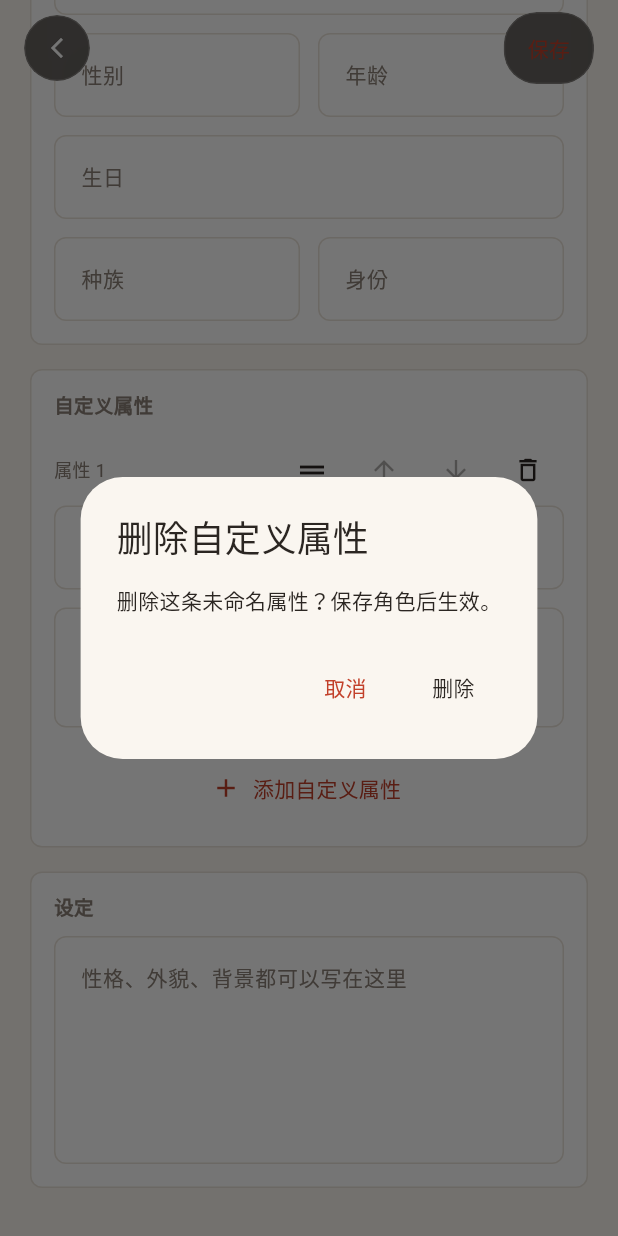
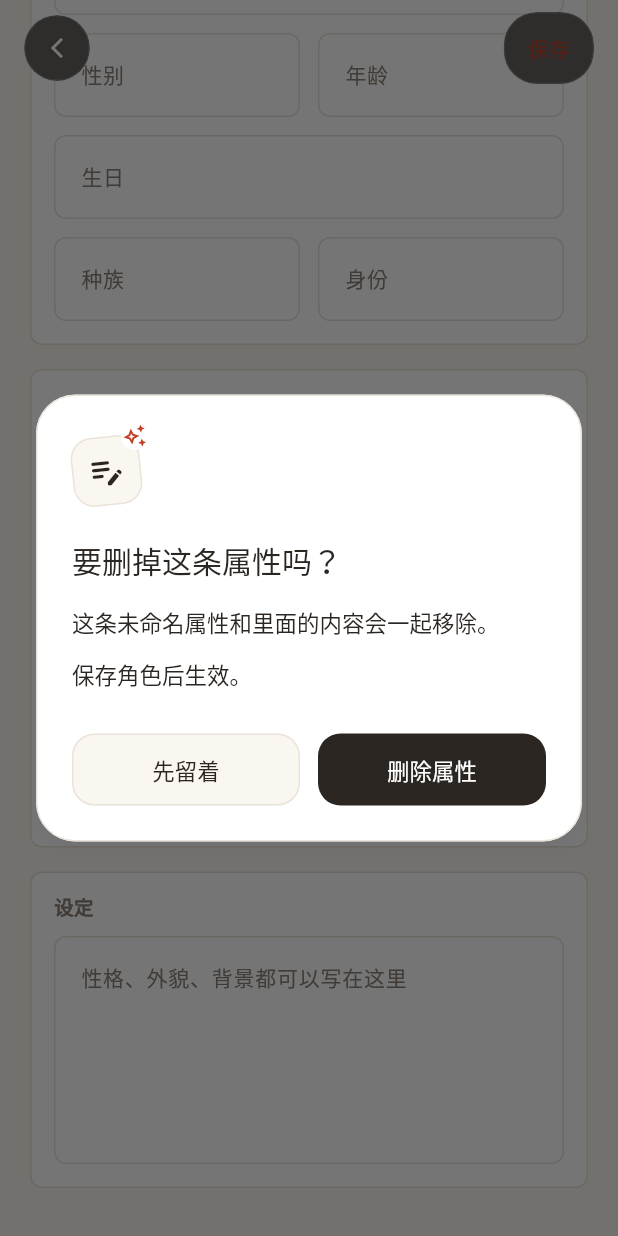
Before and after one commit to SNTopdsddsad/ochome, a Flutter app: the RoleCreatePage screen opened directly, after a tap on "添加自定义属性", after a tap on the "delete outline" icon, on a phone screen of 412 x 824 dp. Run offline on Flutter 3.47's test engine with Material 3 defaults, Android fonts, the phone set to English and light mode, and no system bars; our stand-ins replace drift, drift_flutter, flutter_riverpod, image_picker, photo_view, riverpod_annotation; missing offline and left inert: sqlite3; accounts and stored records are empty; generated files the repository leaves out were written again.

Commit message:
应用: 增加可复用的创作便笺确认弹窗

```diff
--- a/lib/pages/backup_restore_page.dart
+++ b/lib/pages/backup_restore_page.dart
@@ -10,6 +10,7 @@ import '../data/services/icloud_backup_service.dart';
 import '../data/services/icloud_container.dart';
 import '../data/services/restore_progress.dart';
 import '../theme/zaidang_tokens.dart';
+import '../widgets/zaidang_confirm_dialog.dart';
 
 /// 手动备份 / 恢复。非 Apple 平台只展示不可用说明。
 class BackupRestorePage extends ConsumerStatefulWidget {
@@ -152,9 +153,8 @@ class _BackupRestorePageState extends ConsumerState<BackupRestorePage> {
           )
           .timeout(
             const Duration(minutes: 20),
-            onTimeout: () => throw const RestoreFailedException(
-              '恢复超时。请检查网络后重试',
-            ),
+            onTimeout: () =>
+                throw const RestoreFailedException('恢复超时。请检查网络后重试'),
           );
       inspection = null;
       if (mounted) {
@@ -209,28 +209,16 @@ class _BackupRestorePageState extends ConsumerState<BackupRestorePage> {
     }
   }
 
-  Future<bool?> _confirmRestore() {
-    final tokens = ZaidangTokens.of(context);
-    return showDialog<bool>(
+  Future<bool> _confirmRestore() {
+    return showZaidangConfirmDialog(
       context: context,
-      builder: (context) {
-        return AlertDialog(
-          title: const Text('覆盖本机数据？'),
-          content: const Text('将用 iCloud 备份替换本机的角色、设定历史和立绘，此操作无法撤销。'),
-          actions: [
-            TextButton(
-              onPressed: () => Navigator.of(context).pop(false),
-              style: TextButton.styleFrom(foregroundColor: tokens.ink),
-              child: const Text('取消'),
-            ),
-            TextButton(
-              onPressed: () => Navigator.of(context).pop(true),
-              style: TextButton.styleFrom(foregroundColor: tokens.ink),
-              child: const Text('覆盖恢复'),
-            ),
-          ],
-        );
-      },
+      title: '用云端备份替换本机内容？',
+      body: '本机的角色资料、设定历史和立绘都会被 iCloud 备份替换。',
+      consequence: '这次替换无法撤销。',
+      cancelLabel: '先不恢复',
+      cancelSemanticLabel: '先不恢复，保留本机内容',
+      confirmLabel: '覆盖恢复',
+      showSparkle: false,
     );
   }
 
--- a/lib/pages/role_create_page.dart
+++ b/lib/pages/role_create_page.dart
@@ -11,6 +11,7 @@ import '../data/providers/role_repository_provider.dart';
 import '../data/services/cover_image_picker.dart';
 import '../theme/zaidang_tokens.dart';
 import '../widgets/cover_file_view.dart';
+import '../widgets/zaidang_confirm_dialog.dart';
 import 'cover_preview_page.dart';
 import 'role_desc_history_page.dart';
 
@@ -496,27 +497,15 @@ class _RoleCreatePageState extends ConsumerState<RoleCreatePage> {
 
   Future<void> _removeAttribute(_CustomAttributeDraft attribute) async {
     if (_saving || !_attributes.contains(attribute)) return;
-    final tokens = ZaidangTokens.of(context);
     final name = attribute.name.text.trim();
-    final remove = await showDialog<bool>(
+    final remove = await showZaidangConfirmDialog(
       context: context,
-      builder: (context) => AlertDialog(
-        title: const Text('删除自定义属性'),
-        content: Text(
-          name.isEmpty ? '删除这条未命名属性？保存角色后生效。' : '删除“$name”？保存角色后生效。',
-        ),
-        actions: [
-          TextButton(
-            onPressed: () => Navigator.pop(context, false),
-            child: const Text('取消'),
-          ),
-          TextButton(
-            onPressed: () => Navigator.pop(context, true),
-            style: TextButton.styleFrom(foregroundColor: tokens.ink),
-            child: const Text('删除'),
-          ),
-        ],
-      ),
+      title: '要删掉这条属性吗？',
+      body: name.isEmpty ? '这条未命名属性和里面的内容会一起移除。' : '「$name」和里面的内容会一起移除。',
+      consequence: '保存角色后生效。',
+      cancelLabel: '先留着',
+      cancelSemanticLabel: '先留着，保留这条属性',
+      confirmLabel: '删除属性',
     );
     if (remove != true ||
         !mounted ||
--- a/lib/pages/role_desc_history_page.dart
+++ b/lib/pages/role_desc_history_page.dart
@@ -5,6 +5,7 @@ import '../data/models/role_desc_revision.dart';
 import '../data/providers/role_desc_revisions_provider.dart';
 import '../data/providers/role_repository_provider.dart';
 import '../theme/zaidang_tokens.dart';
+import '../widgets/zaidang_confirm_dialog.dart';
 
 /// 单个角色的设定修订列表。点某一版可回看全文并恢复。
 class RoleDescHistoryPage extends ConsumerWidget {
@@ -36,7 +37,8 @@ class RoleDescHistoryPage extends ConsumerWidget {
               return _RevisionTile(
                 revision: items[index],
                 isCurrent: index == 0,
-                onOpen: () => _openRevision(context, ref, items[index], index == 0),
+                onOpen: () =>
+                    _openRevision(context, ref, items[index], index == 0),
               );
             },
           );
@@ -96,27 +98,14 @@ class RoleDescHistoryPage extends ConsumerWidget {
     WidgetRef ref,
     RoleDescRevision revision,
   ) async {
-    final tokens = ZaidangTokens.of(context);
-    final confirmed = await showDialog<bool>(
+    final confirmed = await showZaidangConfirmDialog(
       context: context,
-      builder: (dialogContext) {
-        return AlertDialog(
-          backgroundColor: tokens.surface,
-          title: const Text('恢复这一版设定？'),
-          content: const Text('会立刻替换当前设定。现在的内容会留在修改历史里。'),
-          actions: [
-            TextButton(
-              onPressed: () => Navigator.of(dialogContext).pop(false),
-              child: const Text('取消'),
-            ),
-            TextButton(
-              style: TextButton.styleFrom(foregroundColor: tokens.ink),
-              onPressed: () => Navigator.of(dialogContext).pop(true),
-              child: const Text('恢复'),
-            ),
-          ],
-        );
-      },
+      title: '换回这一版设定吗？',
+      body: '将立即换回 ${_formatTime(revision.createdAt)} 的设定。还没保存的设定修改会丢失。',
+      consequence: '已经存下的修改历史会保留。',
+      cancelLabel: '先不换',
+      cancelSemanticLabel: '先不换，取消恢复设定',
+      confirmLabel: '恢复此版',
     );
     if (confirmed != true || !context.mounted) {
       return;
@@ -130,9 +119,8 @@ class RoleDescHistoryPage extends ConsumerWidget {
       }
     } catch (error) {
       if (context.mounted) {
-        ScaffoldMessenger.of(
-          context,
-        ).showSnackBar(SnackBar(content: Text('恢复失败：$error')));
+        ScaffoldMessenger.of(context)
+            .showSnackBar(SnackBar(content: Text('恢复失败：$error')));
       }
     }
   }
--- a/lib/theme/zaidang_theme.dart
+++ b/lib/theme/zaidang_theme.dart
@@ -40,6 +40,16 @@ ThemeData zaidangTheme(ZaidangTokens tokens, {required Brightness brightness}) {
       color: tokens.border,
       space: 1,
       thickness: 1,
+    ),
+    dialogTheme: DialogThemeData(
+      backgroundColor: tokens.surface,
+      surfaceTintColor: Colors.transparent,
+      elevation: 4,
+      shadowColor: scheme.shadow.withValues(alpha: 0.12),
+      shape: RoundedRectangleBorder(
+        borderRadius: BorderRadius.circular(26),
+        side: BorderSide(color: tokens.border),
+      ),
     ),
     floatingActionButtonTheme: FloatingActionButtonThemeData(
       backgroundColor: tokens.accent,
--- /dev/null
+++ b/lib/widgets/zaidang_confirm_dialog.dart
@@ -0,0 +1,337 @@
+import 'dart:math' as math;
+
+import 'package:flutter/material.dart';
+
+import '../theme/zaidang_tokens.dart';
+
+/// 显示创作便笺确认框。只有明确点击主操作才返回 true。
+Future<bool> showZaidangConfirmDialog({
+  required BuildContext context,
+  required String title,
+  required String body,
+  required String consequence,
+  required String confirmLabel,
+  String cancelLabel = '取消',
+  String? cancelSemanticLabel,
+  bool showSparkle = true,
+}) async {
+  final confirmed = await showDialog<bool>(
+    context: context,
+    requestFocus: true,
+    traversalEdgeBehavior: TraversalEdgeBehavior.closedLoop,
+    animationStyle: MediaQuery.disableAnimationsOf(context)
+        ? AnimationStyle.noAnimation
+        : const AnimationStyle(duration: Duration(milliseconds: 180)),
+    builder: (context) => ZaidangConfirmDialog(
+      title: title,
+      body: body,
+      consequence: consequence,
+      confirmLabel: confirmLabel,
+      cancelLabel: cancelLabel,
+      cancelSemanticLabel: cancelSemanticLabel,
+      showSparkle: showSparkle,
+    ),
+  );
+  return confirmed ?? false;
+}
+
+/// 可独立用于 [showDialog] 的创作便笺；业务操作由调用方在确认后执行。
+class ZaidangConfirmDialog extends StatefulWidget {
+  const ZaidangConfirmDialog({
+    super.key,
+    required this.title,
+    required this.body,
+    required this.consequence,
+    required this.confirmLabel,
+    this.cancelLabel = '取消',
+    this.cancelSemanticLabel,
+    this.showSparkle = true,
+  });
+
+  final String title;
+  final String body;
+  final String consequence;
+  final String confirmLabel;
+  final String cancelLabel;
+  final String? cancelSemanticLabel;
+  final bool showSparkle;
+
+  @override
+  State<ZaidangConfirmDialog> createState() => _ZaidangConfirmDialogState();
+}
+
+class _ZaidangConfirmDialogState extends State<ZaidangConfirmDialog> {
+  bool _resolved = false;
+
+  void _resolve(bool confirmed) {
+    // A second tap during the exit transition must not pop the caller's page.
+    if (_resolved || ModalRoute.of(context)?.isCurrent == false) return;
+    _resolved = true;
+    Navigator.of(context).pop<bool>(confirmed);
+  }
+
+  @override
+  Widget build(BuildContext context) {
+    final tokens = ZaidangTokens.of(context);
+    final theme = Theme.of(context);
+    final bodyStyle = theme.textTheme.bodyMedium!.copyWith(
+      color: tokens.ink,
+      fontSize: 15,
+      fontWeight: FontWeight.w400,
+      height: 1.8,
+      letterSpacing: 0,
+    );
+    final actionStyle = theme.textTheme.labelLarge!.copyWith(
+      fontSize: 15,
+      fontWeight: FontWeight.w500,
+      height: 1.5,
+      letterSpacing: 0,
+    );
+    final inset = MediaQuery.sizeOf(context).width < 320 ? 16.0 : 24.0;
+
+    return Dialog(
+      key: const Key('zaidang-confirm-dialog'),
+      backgroundColor: tokens.surface,
+      surfaceTintColor: Colors.transparent,
+      elevation: 4,
+      shadowColor: theme.colorScheme.shadow.withValues(alpha: 0.12),
+      shape: RoundedRectangleBorder(
+        borderRadius: BorderRadius.circular(26),
+        side: BorderSide(color: tokens.border),
+      ),
+      constraints: const BoxConstraints(maxWidth: 380),
+      insetPadding: EdgeInsets.all(inset),
+      insetAnimationDuration: MediaQuery.disableAnimationsOf(context)
+          ? Duration.zero
+          : const Duration(milliseconds: 100),
+      clipBehavior: Clip.antiAlias,
+      child: SizedBox(
+        width: 380,
+        child: LayoutBuilder(
+          builder: (context, constraints) {
+            final padding = constraints.maxWidth < 300 ? 20.0 : 24.0;
+            final contentWidth = math.max(
+              1.0,
+              constraints.maxWidth - padding * 2,
+            );
+            final textScaler = MediaQuery.textScalerOf(context);
+            final direction = Directionality.of(context);
+
+            Size labelSize(String label, double width) {
+              final painter = TextPainter(
+                text: TextSpan(text: label, style: actionStyle),
+                textDirection: direction,
+                textScaler: textScaler,
+              )..layout(maxWidth: math.max(1.0, width));
+              final size = painter.size;
+              painter.dispose();
+              return size;
+            }
+
+            final halfLabelWidth = (contentWidth - 12) / 2 - 24;
+            final stackActions =
+                labelSize(widget.cancelLabel, double.infinity).width >
+                    halfLabelWidth ||
+                labelSize(widget.confirmLabel, double.infinity).width >
+                    halfLabelWidth;
+            final buttonWidth = stackActions
+                ? contentWidth
+                : (contentWidth - 12) / 2;
+            double buttonHeight(String label) =>
+                math.max(48, labelSize(label, buttonWidth - 24).height + 24);
+            final cancelHeight = buttonHeight(widget.cancelLabel);
+            final confirmHeight = buttonHeight(widget.confirmLabel);
+            final actionsHeight = stackActions
+                ? cancelHeight + confirmHeight + 12
+                : math.max(cancelHeight, confirmHeight);
+            final actions = _buildActions(
+              tokens,
+              actionStyle,
+              stackActions: stackActions,
+            );
+            final content = Column(
+              mainAxisSize: MainAxisSize.min,
+              crossAxisAlignment: CrossAxisAlignment.start,
+              children: [
+                _NotebookMark(showSparkle: widget.showSparkle),
+                const SizedBox(height: 22),
+                Semantics(
+                  namesRoute: true,
+                  header: true,
+                  child: Text(
+                    widget.title,
+                    style: theme.textTheme.titleLarge!.copyWith(
+                      color: tokens.ink,
+                      fontSize: 20,
+                      fontWeight: FontWeight.w500,
+                      height: 1.5,
+                      letterSpacing: 0,
+                    ),
+                  ),
+                ),
+                const SizedBox(height: 12),
+                Text(widget.body, style: bodyStyle),
+                const SizedBox(height: 8),
+                Text(widget.consequence, style: bodyStyle),
+              ],
+            );
+
+            // Keep actions visible with long copy. On exceptionally short
+            // windows or huge button labels, let the whole sheet scroll so
+            // neither the text nor the actions are clipped or unreachable.
+            final scrollWholeSheet =
+                constraints.maxHeight < actionsHeight + padding * 2 + 126;
+            if (scrollWholeSheet) {
+              return SingleChildScrollView(
+                padding: EdgeInsets.fromLTRB(padding, 28, padding, padding),
+                child: Column(
+                  mainAxisSize: MainAxisSize.min,
+                  crossAxisAlignment: CrossAxisAlignment.stretch,
+                  children: [content, const SizedBox(height: 26), actions],
+                ),
+              );
+            }
+            return Padding(
+              // The rotated notebook extends above and to the left of its
+              // layout box. Put those gutters inside the scroll viewport.
+              padding: EdgeInsets.fromLTRB(
+                padding - 4,
+                18,
+                padding - 4,
+                padding,
+              ),
+              child: Column(
+                mainAxisSize: MainAxisSize.min,
+                crossAxisAlignment: CrossAxisAlignment.stretch,
+                children: [
+                  Flexible(
+                    child: SingleChildScrollView(
+                      padding: const EdgeInsets.fromLTRB(4, 10, 4, 0),
+                      child: content,
+                    ),
+                  ),
+                  const SizedBox(height: 26),
+                  Padding(
+                    padding: const EdgeInsets.symmetric(horizontal: 4),
+                    child: actions,
+                  ),
+                ],
+              ),
+            );
+          },
+        ),
+      ),
+    );
+  }
+
+  Widget _buildActions(
+    ZaidangTokens tokens,
+    TextStyle textStyle, {
+    required bool stackActions,
+  }) {
+    final shape = RoundedRectangleBorder(
+      borderRadius: BorderRadius.circular(15),
+    );
+    final cancel = TextButton(
+      key: const Key('zaidang-confirm-cancel'),
+      autofocus: true,
+      onPressed: () => _resolve(false),
+      style: TextButton.styleFrom(
+        foregroundColor: tokens.ink,
+        backgroundColor: tokens.bg,
+        side: BorderSide(color: tokens.border),
+        shape: shape,
+        minimumSize: const Size(0, 48),
+        padding: const EdgeInsets.all(12),
+        visualDensity: VisualDensity.standard,
+        tapTargetSize: MaterialTapTargetSize.shrinkWrap,
+        textStyle: textStyle,
+      ),
+      child: Text(
+        widget.cancelLabel,
+        semanticsLabel: widget.cancelSemanticLabel,
+        textAlign: TextAlign.center,
+      ),
+    );
+    final confirm = FilledButton(
+      key: const Key('zaidang-confirm-action'),
+      onPressed: () => _resolve(true),
+      style: FilledButton.styleFrom(
+        foregroundColor: tokens.surface,
+        backgroundColor: tokens.ink,
+        shape: shape,
+        minimumSize: const Size(0, 48),
+        padding: const EdgeInsets.all(12),
+        visualDensity: VisualDensity.standard,
+        tapTargetSize: MaterialTapTargetSize.shrinkWrap,
+        textStyle: textStyle,
+      ),
+      child: Text(widget.confirmLabel, textAlign: TextAlign.center),
+    );
+    if (stackActions) {
+      return Column(
+        mainAxisSize: MainAxisSize.min,
+        crossAxisAlignment: CrossAxisAlignment.stretch,
+        children: [cancel, const SizedBox(height: 12), confirm],
+      );
+    }
+    return Row(
+      children: [
+        Expanded(child: cancel),
+        const SizedBox(width: 12),
+        Expanded(child: confirm),
+      ],
+    );
+  }
+}
+
+class _NotebookMark extends StatelessWidget {
+  const _NotebookMark({required this.showSparkle});
+
+  final bool showSparkle;
+
+  @override
+  Widget build(BuildContext context) {
+    final tokens = ZaidangTokens.of(context);
+    return ExcludeSemantics(
+      child: Transform.rotate(
+        angle: -math.pi / 30,
+        child: Stack(
+          clipBehavior: Clip.none,
+          children: [
+            Container(
+              key: const Key('zaidang-confirm-notebook'),
+              width: 46,
+              height: 46,
+              decoration: BoxDecoration(
+                color: tokens.bg,
+                border: Border.all(color: tokens.border),
+                borderRadius: BorderRadius.circular(14),
+              ),
+              child: Icon(Icons.edit_note_rounded, color: tokens.ink, size: 26),
+            ),
+            if (showSparkle)
+              Positioned(
+                top: -7,
+                right: -7,
+                child: Container(
+                  key: const Key('zaidang-confirm-sparkle'),
+                  width: 18,
+                  height: 18,
+                  decoration: BoxDecoration(
+                    color: tokens.surface,
+                    shape: BoxShape.circle,
+                  ),
+                  child: Icon(
+                    Icons.auto_awesome_outlined,
+                    color: tokens.accent,
+                    size: 16,
+                  ),
+                ),
+              ),
+          ],
+        ),
+      ),
+    );
+  }
+}
```
